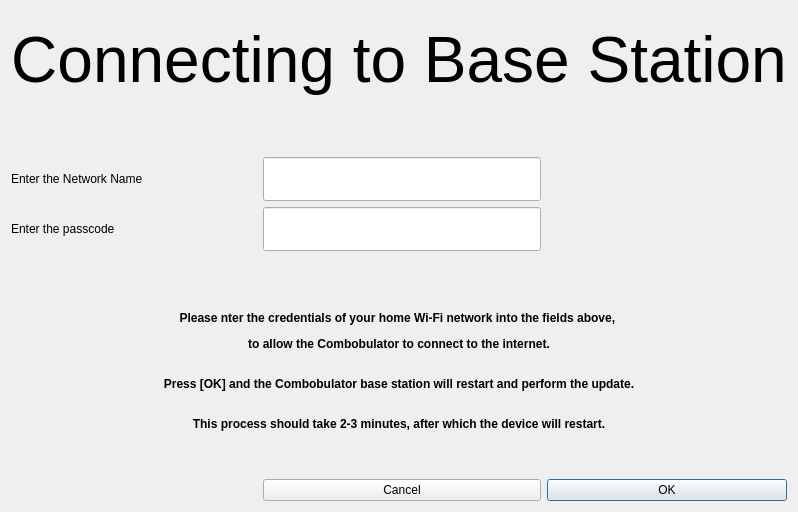
The window that OtaWindow.ui (rmick/Combobulator) describes before a commit, drawn with Qt 5.
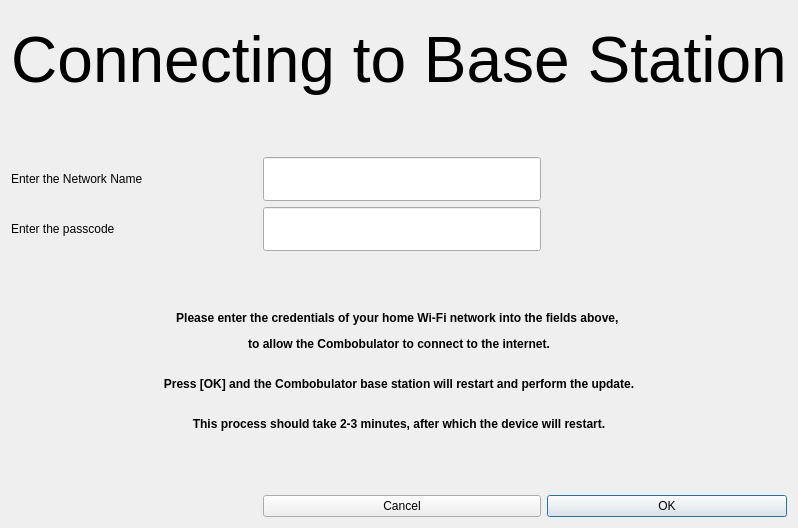
The same window after the commit.

Diff of the .ui file:
```diff
--- a/OtaWindow.ui
+++ b/OtaWindow.ui
@@ -7,7 +7,7 @@
     <x>0</x>
     <y>0</y>
     <width>640</width>
-    <height>512</height>
+    <height>528</height>
    </rect>
   </property>
   <property name="windowTitle">
@@ -165,7 +165,7 @@
    <item row="4" column="0" colspan="4">
     <widget class="QLabel" name="label_Instructions">
      <property name="text">
-      <string>&lt;html&gt;&lt;head/&gt;&lt;body&gt;&lt;p align=&quot;center&quot;&gt;&lt;br/&gt;&lt;br/&gt;&lt;/p&gt;&lt;p align=&quot;center&quot;&gt;&lt;span style=&quot; font-weight:600;&quot;&gt;Please nter the credentials of your home Wi-Fi network into the fields above, &lt;/span&gt;&lt;/p&gt;&lt;p align=&quot;center&quot;&gt;&lt;span style=&quot; font-weight:600;&quot;&gt;to allow the Combobulator to connect to the internet.&lt;br/&gt;&lt;/span&gt;&lt;/p&gt;&lt;p align=&quot;center&quot;&gt;&lt;span style=&quot; font-weight:600;&quot;&gt;Press [OK] and the Combobulator base station will restart and perform the update.&lt;/span&gt;&lt;/p&gt;&lt;p align=&quot;center&quot;&gt;&lt;span style=&quot; font-weight:600;&quot;&gt;&lt;br/&gt;This process should take 2-3 minutes, after which the device will restart.&lt;br/&gt;&lt;br/&gt;&lt;/span&gt;&lt;/p&gt;&lt;/body&gt;&lt;/html&gt;</string>
+      <string>&lt;html&gt;&lt;head/&gt;&lt;body&gt;&lt;p align=&quot;center&quot;&gt;&lt;br/&gt;&lt;br/&gt;&lt;/p&gt;&lt;p align=&quot;center&quot;&gt;&lt;span style=&quot; font-weight:600;&quot;&gt;Please enter the credentials of your home Wi-Fi network into the fields above, &lt;/span&gt;&lt;/p&gt;&lt;p align=&quot;center&quot;&gt;&lt;span style=&quot; font-weight:600;&quot;&gt;to allow the Combobulator to connect to the internet.&lt;br/&gt;&lt;/span&gt;&lt;/p&gt;&lt;p align=&quot;center&quot;&gt;&lt;span style=&quot; font-weight:600;&quot;&gt;Press [OK] and the Combobulator base station will restart and perform the update.&lt;/span&gt;&lt;/p&gt;&lt;p align=&quot;center&quot;&gt;&lt;span style=&quot; font-weight:600;&quot;&gt;&lt;br/&gt;This process should take 2-3 minutes, after which the device will restart.&lt;br/&gt;&lt;br/&gt;&lt;/span&gt;&lt;/p&gt;&lt;/body&gt;&lt;/html&gt;</string>
      </property>
     </widget>
    </item>
```
